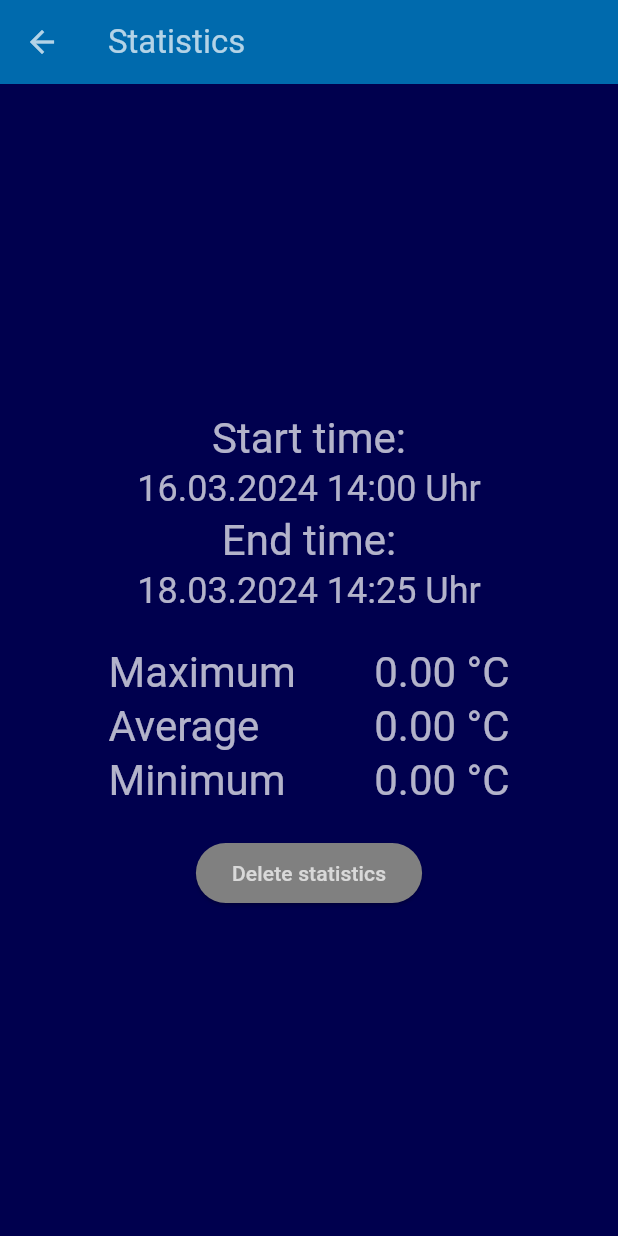
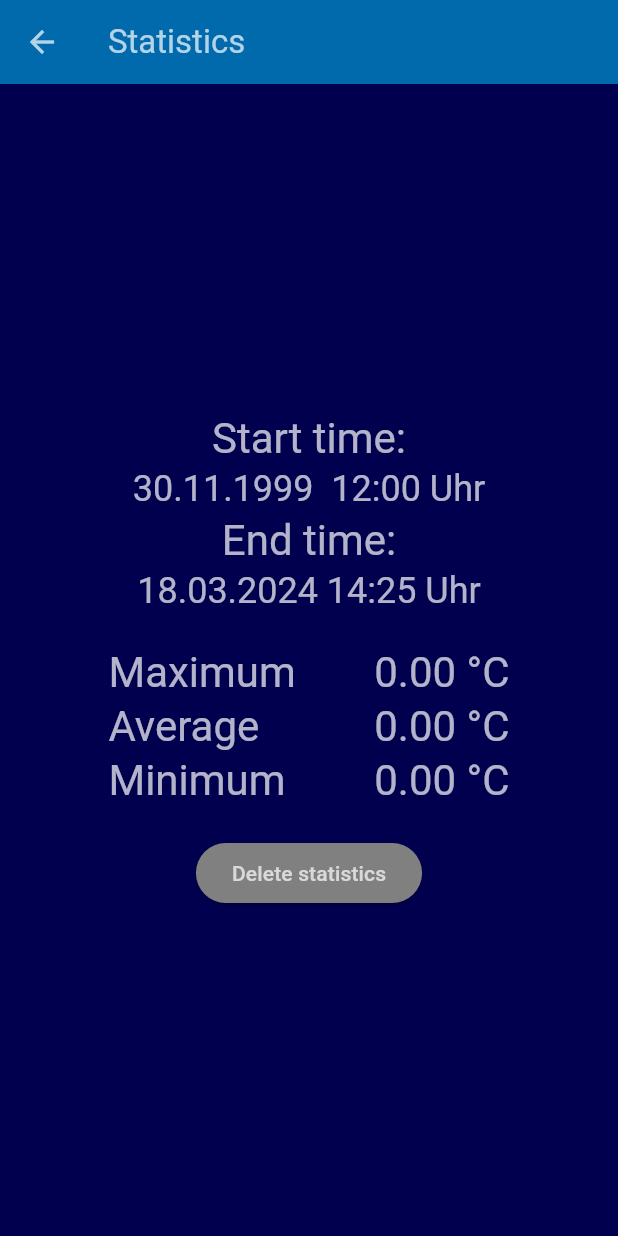
Before and after one commit to BogyMitutoyoCTL/BOGY-App-2024-03, a Flutter app: the StatisticPage screen opened directly, on a phone screen of 412 x 824 dp. Run offline on Flutter 3.47's test engine with Material 3 defaults, Android fonts, the phone set to English and light mode, and no system bars; our stand-ins replace fl_chart, flutter_blue_plus, localstorage, timer_count_down; missing offline and left inert: dart:ffi; generated files the repository leaves out were written again.

Commit message:
Starttime

```diff
--- a/bluetemp/lib/statistics.dart
+++ b/bluetemp/lib/statistics.dart
@@ -1,6 +1,7 @@
 import 'package:bluetemp/main.dart';
 import 'package:flutter/material.dart';
 import 'package:flutter_gen/gen_l10n/app_localizations.dart';
+import 'package:intl/intl.dart';
 
 import 'Safe_GlobalState.dart';
 
@@ -15,6 +16,7 @@ class _StatisticPageState extends State<StatisticPage> {
   var maximum = maximum_sort(globalState.DataList);
   var minimum = minimum_sort(globalState.DataList);
   var average = durchschnitt(globalState.DataList);
+  var starttime = minimum_Time(globalState.DataList);
   @override
   Widget build(BuildContext context) {
     return Scaffold(
@@ -30,7 +32,7 @@ class _StatisticPageState extends State<StatisticPage> {
               AppLocalizations.of(context).starttime,
               style: Theme.of(context).textTheme.headlineMedium,
             ),
-            Text("16.03.2024 14:00 Uhr",
+            Text("${DateFormat("dd.MM.yyyy  hh:mm").format(starttime)} Uhr",
                 style: Theme.of(context)
                     .textTheme
                     .headlineSmall), //TODO: Implement real Start Time
```
